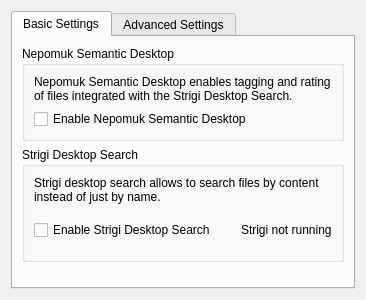
Old version of the form nepomuk/kcm/nepomukconfigwidget.ui in the repository KDE/kde-runtime.
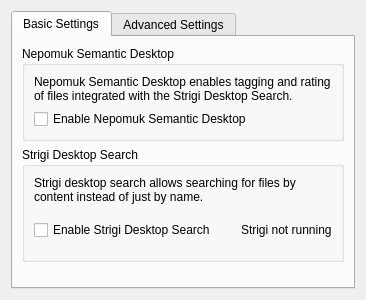
New version of the form. Custom widgets are drawn as their Qt base class.

Patch:
```diff
--- a/nepomuk/kcm/nepomukconfigwidget.ui
+++ b/nepomuk/kcm/nepomukconfigwidget.ui
@@ -56,7 +56,7 @@
           <item>
            <widget class="QLabel" name="label_2" >
             <property name="text" >
-             <string>Strigi desktop search allows to search files by content instead of just by name.</string>
+             <string>Strigi desktop search allows searching for files by content instead of just by name.</string>
             </property>
             <property name="wordWrap" >
              <bool>true</bool>
```
